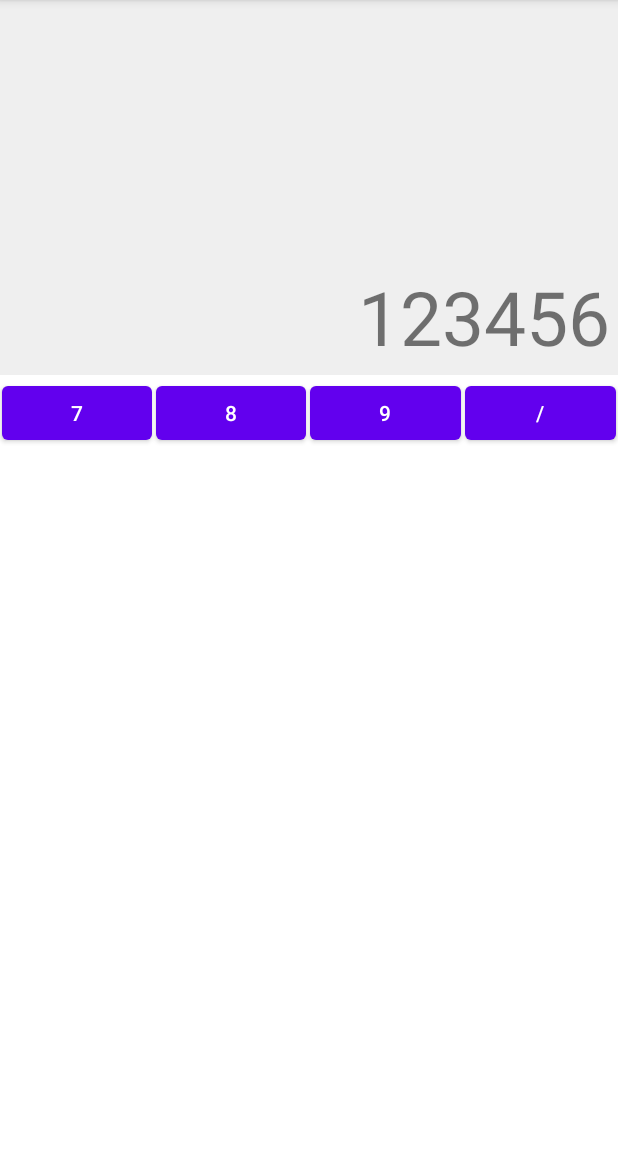
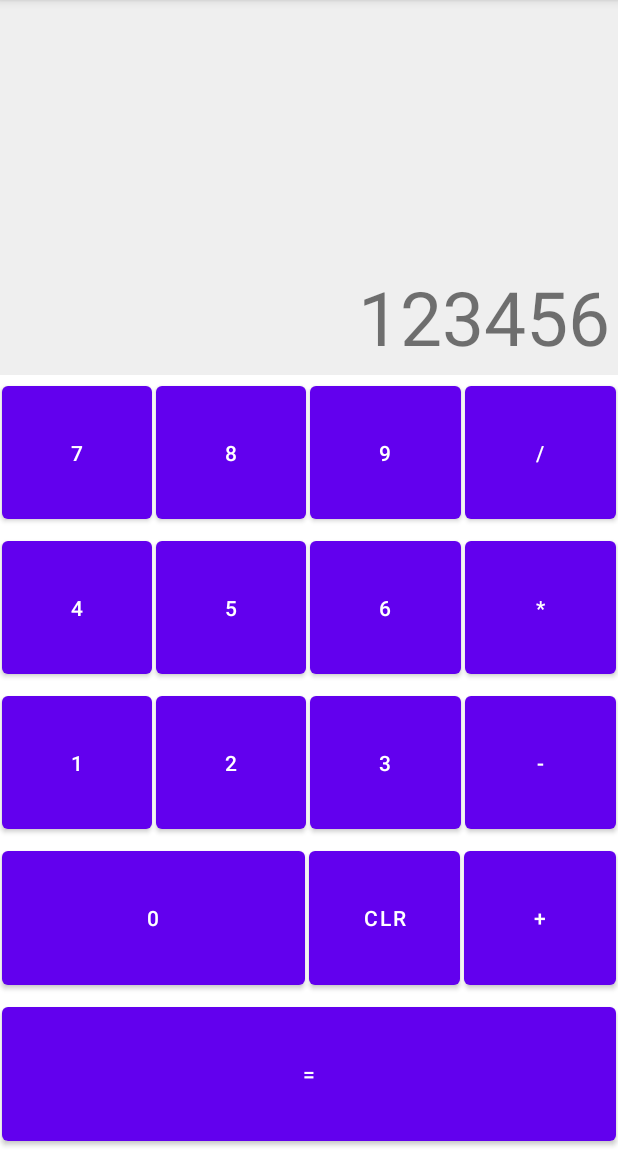
Before and after one commit to MuhammadSaad420/calculator-native, an Android app: the screen it shows after launch (MainActivity), on a phone screen of 412 x 824 dp, the part 84-1236 px from its top. Run offline under Robolectric (Android 15) with nearby library versions, the phone set to English and light mode, and no system bars.

Commit message:
Building The Calculator UI using Linear Layouts part 2

```diff
--- a/app/src/main/res/layout/activity_main.xml
+++ b/app/src/main/res/layout/activity_main.xml
@@ -19,7 +19,9 @@
     <LinearLayout
         android:layout_width="match_parent"
         android:layout_height="wrap_content"
-        android:orientation="horizontal">
+        android:orientation="horizontal"
+        android:layout_weight="1"
+        >
 
         <Button
             android:layout_width="0dp"
@@ -57,5 +59,144 @@
             />
 
     </LinearLayout>
+    <LinearLayout
+        android:layout_width="match_parent"
+        android:layout_height="wrap_content"
+        android:orientation="horizontal"
+        android:layout_weight="1"
+        >
+
+        <Button
+            android:layout_width="0dp"
+            android:layout_height="match_parent"
+            android:layout_margin="1dp"
+            android:onClick="digit"
+            android:layout_weight="1"
+            android:text="4"
+            />
+        <Button
+            android:layout_width="0dp"
+            android:layout_height="match_parent"
+            android:layout_margin="1dp"
+            android:onClick="digit"
+            android:layout_weight="1"
+            android:text="5"
+            />
+        <Button
+            android:layout_width="0dp"
+            android:layout_height="match_parent"
+            android:paddingHorizontal="5dp"
+            android:layout_margin="1dp"
+            android:onClick="digit"
+            android:layout_weight="1"
+            android:text="6"
+            />
+        <Button
+            android:layout_width="0dp"
+            android:layout_height="match_parent"
+            android:paddingHorizontal="5dp"
+            android:layout_margin="1dp"
+            android:onClick="digit"
+            android:layout_weight="1"
+            android:text="*"
+            />
+
+    </LinearLayout>
+    <LinearLayout
+        android:layout_width="match_parent"
+        android:layout_height="wrap_content"
+        android:orientation="horizontal"
+        android:layout_weight="1"
+        >
+
+        <Button
+            android:layout_width="0dp"
+            android:layout_height="match_parent"
+            android:layout_margin="1dp"
+            android:onClick="digit"
+            android:layout_weight="1"
+            android:text="1"
+            />
+        <Button
+            android:layout_width="0dp"
+            android:layout_height="match_parent"
+            android:layout_margin="1dp"
+            android:onClick="digit"
+            android:layout_weight="1"
+            android:text="2"
+            />
+        <Button
+            android:layout_width="0dp"
+            android:layout_height="match_parent"
+            android:paddingHorizontal="5dp"
+            android:layout_margin="1dp"
+            android:onClick="digit"
+            android:layout_weight="1"
+            android:text="3"
+            />
+        <Button
+            android:layout_width="0dp"
+            android:layout_height="match_parent"
+            android:paddingHorizontal="5dp"
+            android:layout_margin="1dp"
+            android:onClick="digit"
+            android:layout_weight="1"
+            android:text="-"
+            />
+
+    </LinearLayout>
+    <LinearLayout
+        android:layout_width="match_parent"
+        android:layout_height="wrap_content"
+        android:orientation="horizontal"
+        android:layout_weight="1"
+        >
+
+
+        <Button
+            android:layout_width="0dp"
+            android:layout_height="match_parent"
+            android:layout_margin="1dp"
+            android:onClick="digit"
+            android:layout_weight="2"
+            android:text="0"
+            />
+        <Button
+            android:layout_width="0dp"
+            android:layout_height="match_parent"
+            android:paddingHorizontal="5dp"
+            android:layout_margin="1dp"
+            android:onClick="digit"
+            android:layout_weight="1"
+            android:text="CLR"
+            />
+        <Button
+            android:layout_width="0dp"
+            android:layout_height="match_parent"
+            android:paddingHorizontal="5dp"
+            android:layout_margin="1dp"
+            android:onClick="digit"
+            android:layout_weight="1"
+            android:text="+"
+            />
+
+    </LinearLayout>
+    <LinearLayout
+        android:layout_width="match_parent"
+        android:layout_height="wrap_content"
+        android:orientation="horizontal"
+        android:layout_weight="1"
+        >
+        <Button
+            android:layout_width="0dp"
+            android:layout_height="match_parent"
+            android:layout_margin="1dp"
+            android:onClick="digit"
+            android:layout_weight="1"
+            android:text="="
+            />
+
+
+    </LinearLayout>
 
 </LinearLayout>
```
